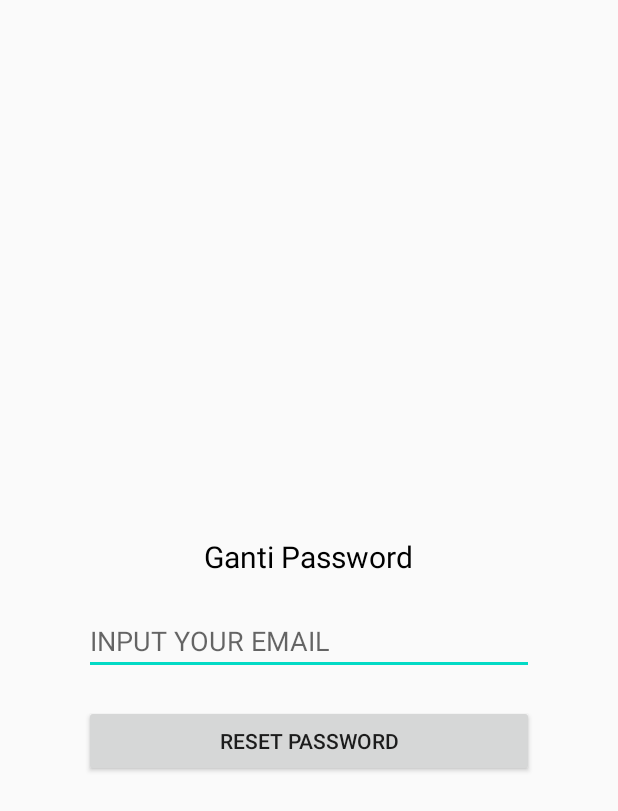
After one commit to teamADJ/HappyPet, an Android app: the ForgetPassword screen opened directly, with no data from a screen before it, on a phone screen of 412 x 824 dp. The commit adds this screen. Shown: the top 811 px of the screen. Run offline under Robolectric (Android 15) with nearby library versions, the phone set to English and light mode, and no system bars; our stand-ins replace Firebase (no records; nobody signed in at launch, a user with empty details on screens opened directly).

Commit message:
Forget Password

```diff
--- a/app/src/main/AndroidManifest.xml
+++ b/app/src/main/AndroidManifest.xml
@@ -9,6 +9,7 @@
         android:roundIcon="@mipmap/ic_launcher_round"
         android:supportsRtl="true"
         android:theme="@style/AppTheme">
+        <activity android:name=".ForgetPassword"></activity>
         <activity android:name=".MainActivity" />
         <activity android:name=".RegisterActivity" />
         <activity android:name=".LoginActivity">
--- /dev/null
+++ b/app/src/main/java/com/adj/happypet/ForgetPassword.java
@@ -0,0 +1,78 @@
+package com.adj.happypet;
+
+import androidx.annotation.NonNull;
+import androidx.appcompat.app.AppCompatActivity;
+
+import android.os.Bundle;
+import android.util.Patterns;
+import android.view.View;
+import android.widget.Button;
+import android.widget.EditText;
+import android.widget.ProgressBar;
+import android.widget.Toast;
+
+import com.google.android.gms.tasks.OnCompleteListener;
+import com.google.android.gms.tasks.Task;
+import com.google.firebase.auth.FirebaseAuth;
+
+public class ForgetPassword extends AppCompatActivity {
+
+    private EditText edt_email_forget;
+    private Button btn_reset;
+    private ProgressBar progressBar;
+
+    FirebaseAuth mAuth;
+
+    @Override
+    protected void onCreate(Bundle savedInstanceState) {
+        super.onCreate(savedInstanceState);
+        setContentView(R.layout.activity_forget_password);
+
+        edt_email_forget = findViewById(R.id.edt_email_forget);
+        btn_reset = findViewById(R.id.btn_reset);
+        progressBar = findViewById(R.id.progressBar);
+
+        //Firebase
+        mAuth = FirebaseAuth.getInstance();
+
+        btn_reset.setOnClickListener(new View.OnClickListener() {
+            @Override
+            public void onClick(View v) {
+                resetPassword();
+            }
+        });
+    }
+
+    private void resetPassword() {
+        //validation input
+        String email = edt_email_forget.getText().toString().trim();
+
+        if(email.isEmpty()){
+            edt_email_forget.setError("Email is required!");
+            edt_email_forget.requestFocus();
+            return;
+        }
+
+        //email pattern
+        if (!Patterns.EMAIL_ADDRESS.matcher(email).matches()) {
+
+            edt_email_forget.setError("Please provide valid email!");
+            edt_email_forget.requestFocus();
+            return;
+        }
+
+        progressBar.setVisibility(View.VISIBLE);
+
+        mAuth.sendPasswordResetEmail(email).addOnCompleteListener(new OnCompleteListener<Void>() {
+            @Override
+            public void onComplete(@NonNull Task<Void> task) {
+                if(task.isSuccessful()){
+                    Toast.makeText(ForgetPassword.this, "Check your email to reset your password!", Toast.LENGTH_SHORT).show();
+                    progressBar.setVisibility(View.GONE);
+                }else{
+                    Toast.makeText(ForgetPassword.this, "Try Again!", Toast.LENGTH_SHORT).show();
+                }
+            }
+        });
+    }
+}
--- a/app/src/main/java/com/adj/happypet/LoginActivity.java
+++ b/app/src/main/java/com/adj/happypet/LoginActivity.java
@@ -58,6 +58,14 @@ public class LoginActivity extends AppCompatActivity {
             @Override
             public void onClick(View v) {
                 userLogin();
+            }
+        });
+
+        forgetPass.setOnClickListener(new View.OnClickListener() {
+            @Override
+            public void onClick(View v) {
+                Intent keForget = new Intent(LoginActivity.this,ForgetPassword.class);
+                startActivity(keForget);
             }
         });
     }
--- /dev/null
+++ b/app/src/main/res/layout/activity_forget_password.xml
@@ -0,0 +1,53 @@
+<?xml version="1.0" encoding="utf-8"?>
+<LinearLayout xmlns:android="http://schemas.android.com/apk/res/android"
+    xmlns:app="http://schemas.android.com/apk/res-auto"
+    xmlns:tools="http://schemas.android.com/tools"
+    android:layout_width="match_parent"
+    android:layout_height="match_parent"
+    android:orientation="vertical"
+    android:gravity="center"
+    tools:context=".ForgetPassword">
+
+    <TextView
+        android:id="@+id/tv_ganti_pass"
+        android:layout_width="wrap_content"
+        android:layout_height="wrap_content"
+        android:layout_marginTop="52dp"
+        android:text="Ganti Password"
+        app:layout_constraintEnd_toEndOf="parent"
+        app:layout_constraintHorizontal_bias="0.498"
+        app:layout_constraintStart_toStartOf="parent"
+        app:layout_constraintTop_toTopOf="parent"
+        android:textSize="20sp"
+        android:textColor="@color/black"/>
+
+    <EditText
+        android:id="@+id/edt_email_forget"
+        android:layout_width="300dp"
+        android:layout_height="wrap_content"
+        android:layout_marginTop="20dp"
+        app:layout_constraintBottom_toTopOf="@+id/tv_ganti_pass"
+        app:layout_constraintLeft_toLeftOf="parent"
+        app:layout_constraintLeft_toRightOf="parent"
+        android:hint="INPUT YOUR EMAIL"
+        />
+
+    <Button
+        android:id="@+id/btn_reset"
+        android:layout_width="300dp"
+        android:layout_height="wrap_content"
+        android:layout_marginTop="20dp"
+        android:text="RESET PASSWORD"/>
+
+
+    <ProgressBar
+        android:id="@+id/progressBar"
+        style="@style/Widget.AppCompat.ProgressBar"
+        android:layout_width="wrap_content"
+        android:layout_height="wrap_content"
+        android:visibility="gone"
+        app:layout_constraintBottom_toBottomOf="parent"
+        app:layout_constraintEnd_toEndOf="parent"
+        app:layout_constraintStart_toStartOf="parent"
+        app:layout_constraintTop_toTopOf="parent" />
+</LinearLayout>
```
